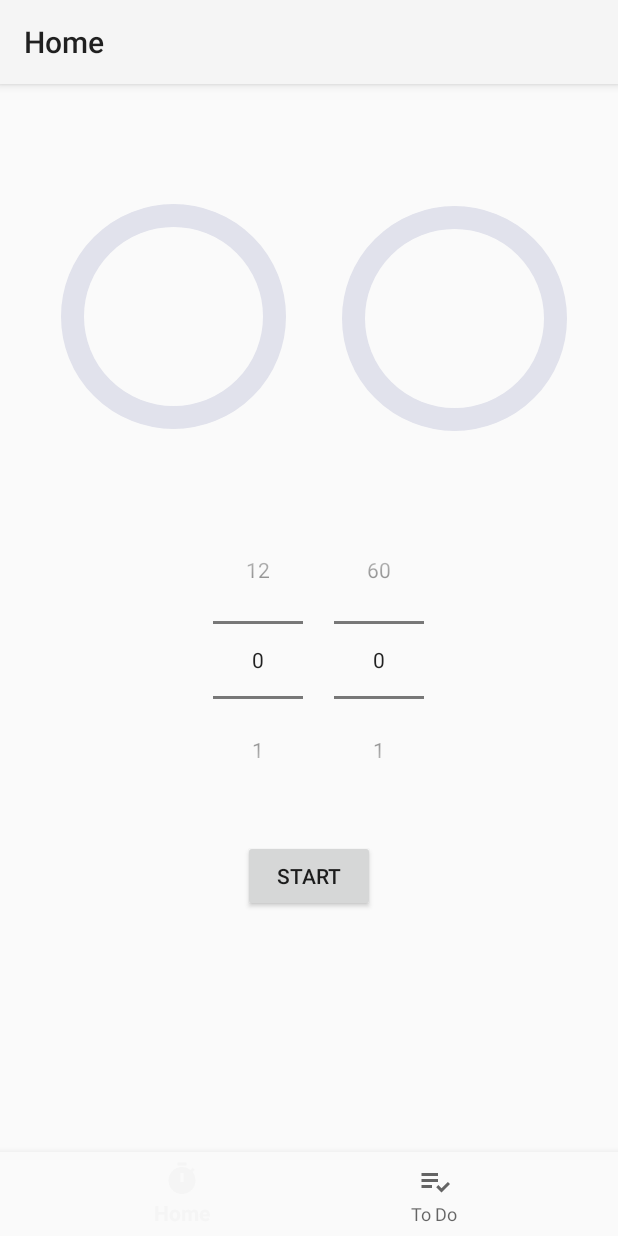
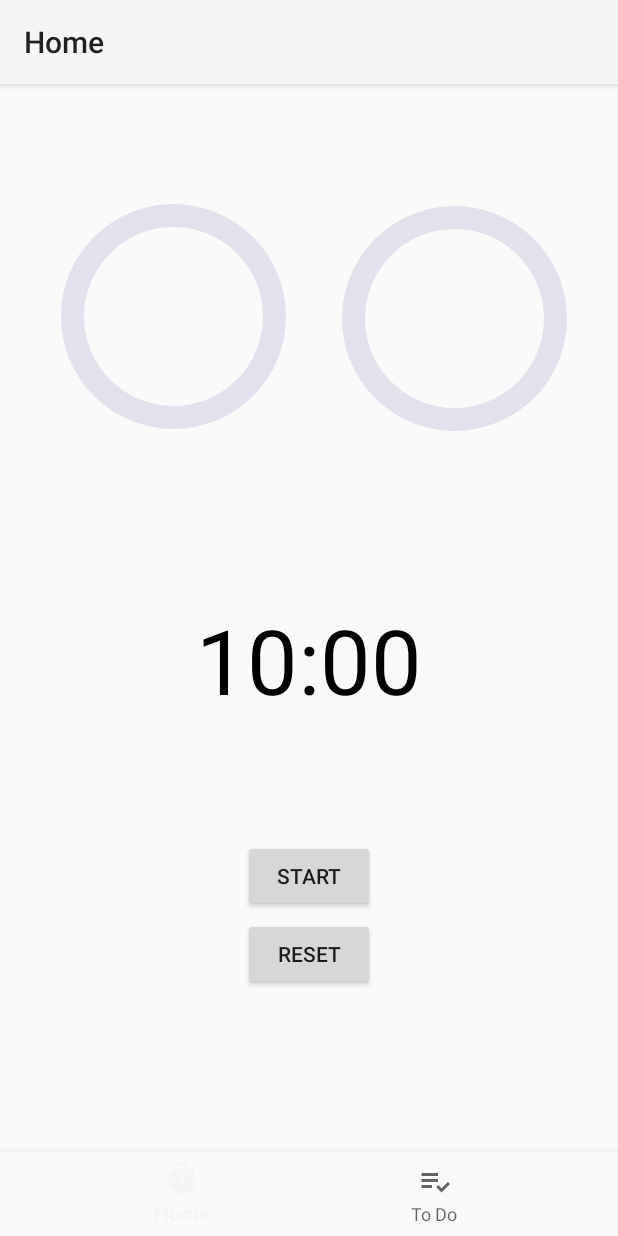
Before and after one commit to ls228/Study-App, an Android app: the screen it shows after launch (MainActivity), on a phone screen of 412 x 824 dp. Run offline under Robolectric (Android 15) with nearby library versions, the light colour scheme and no system bars; our stand-ins replace Room's generated code, navigation-ui.

Commit message:
fix(timer): pauseTimer stays when leaving the fragment
ref #8

```diff
--- a/app/src/main/java/de/hdmstuttgart/meinprojekt/ui/home/HomeFragment.java
+++ b/app/src/main/java/de/hdmstuttgart/meinprojekt/ui/home/HomeFragment.java
@@ -19,13 +19,11 @@ import androidx.annotation.NonNull;
 import androidx.fragment.app.Fragment;
 import androidx.lifecycle.LifecycleOwner;
 import androidx.lifecycle.LiveData;
-import androidx.lifecycle.Observer;
 import androidx.lifecycle.ViewModelProvider;
 
 import java.util.Locale;
 
 import de.hdmstuttgart.meinprojekt.R;
-import de.hdmstuttgart.meinprojekt.ui.todo.ToDoViewModel;
 
 public class HomeFragment extends Fragment {
 
@@ -44,8 +42,8 @@ public class HomeFragment extends Fragment {
     /**
      * select time
      */
-    private NumberPicker HourPicker;
-    private NumberPicker MinutePicker;
+    private NumberPicker hourPicker;
+    private NumberPicker minutePicker;
 
     private long hoursSet;
     private long minutesSet;
@@ -107,19 +105,19 @@ public class HomeFragment extends Fragment {
         bButtonReset = view.findViewById(R.id.button_reset);
         bButtonSetTime = view.findViewById(R.id.button_set_time);
 
-        HourPicker = view.findViewById(R.id.number_picker_h);
-        MinutePicker = view.findViewById(R.id.number_picker_min);
+        hourPicker = view.findViewById(R.id.number_picker_h);
+        minutePicker = view.findViewById(R.id.number_picker_min);
 
         mProgressBar = view.findViewById(R.id.progress_bar);
         mProgressBarToDo = view.findViewById(R.id.progress_bar_count_todo);
 
-        HourPicker.setMinValue(0);
-        HourPicker.setMaxValue(12);
-        HourPicker.setValue(0);
+        hourPicker.setMinValue(0);
+        hourPicker.setMaxValue(12);
+        hourPicker.setValue(0);
 
-        MinutePicker.setMinValue(0);
-        MinutePicker.setMaxValue(60);
-        MinutePicker.setValue(0);
+        minutePicker.setMinValue(0);
+        minutePicker.setMaxValue(60);
+        minutePicker.setValue(0);
 
 
         progressToDos();
@@ -127,7 +125,7 @@ public class HomeFragment extends Fragment {
         /**
          * set hours with number picker and calculate total time
          */
-        HourPicker.setOnValueChangedListener(new NumberPicker.OnValueChangeListener() {
+        hourPicker.setOnValueChangedListener(new NumberPicker.OnValueChangeListener() {
             @Override
             public void onValueChange(NumberPicker picker, int oldVal, int newVal) {
                 hoursSet = (long) newVal * 3600000;
@@ -143,7 +141,7 @@ public class HomeFragment extends Fragment {
         /**
          * set minutes with number picker and calculate total time
          */
-        MinutePicker.setOnValueChangedListener(new NumberPicker.OnValueChangeListener() {
+        minutePicker.setOnValueChangedListener(new NumberPicker.OnValueChangeListener() {
             @Override
             public void onValueChange(NumberPicker picker, int oldVal, int newVal) {
 
@@ -242,8 +240,8 @@ public class HomeFragment extends Fragment {
     private void resetTimer() {
         mTimeLeftInMillis = 0;
         mTimerRunning = false;
-        HourPicker.setValue(0);
-        MinutePicker.setValue(0);
+        hourPicker.setValue(0);
+        minutePicker.setValue(0);
         updateCountDownText();
         updateWatchInterface();
     }
@@ -271,14 +269,14 @@ public class HomeFragment extends Fragment {
     private void updateWatchInterface() {
         if (mTimerRunning) {
             bButtonStartPause.setText("Pause");
-            HourPicker.setVisibility(View.INVISIBLE);
-            MinutePicker.setVisibility(View.INVISIBLE);
+            hourPicker.setVisibility(View.INVISIBLE);
+            minutePicker.setVisibility(View.INVISIBLE);
             bButtonReset.setVisibility(View.INVISIBLE);
             mCountDownText.setVisibility(View.VISIBLE);
         } else {
             bButtonStartPause.setText("Start");
-            HourPicker.setVisibility(View.VISIBLE);
-            MinutePicker.setVisibility(View.VISIBLE);
+            hourPicker.setVisibility(View.VISIBLE);
+            minutePicker.setVisibility(View.VISIBLE);
             mCountDownText.setVisibility(View.INVISIBLE);
             bButtonStartPause.setVisibility(View.VISIBLE);
             bButtonReset.setVisibility(View.INVISIBLE);
@@ -298,8 +296,8 @@ public class HomeFragment extends Fragment {
         bButtonSetTime.setVisibility(View.VISIBLE);
         bButtonStartPause.setVisibility(View.INVISIBLE);
         bButtonReset.setVisibility(View.INVISIBLE);
-        HourPicker.setVisibility(View.INVISIBLE);
-        MinutePicker.setVisibility(View.INVISIBLE);
+        hourPicker.setVisibility(View.INVISIBLE);
+        minutePicker.setVisibility(View.INVISIBLE);
     }
 
 
@@ -330,7 +328,7 @@ public class HomeFragment extends Fragment {
 
     /**
      * this method is called when the app is opened; it retrieves the saved state of the timer,
-     * if the imer was running when the app was last used it calculates the remaining time and
+     * if the timer was running when the app was last used it calculates the remaining time and
      * starts the timer again so that it continues counting down,
      * it is responsible for restoring the state of the CountDownTimer
      */
@@ -349,7 +347,16 @@ public class HomeFragment extends Fragment {
         mProgressBar.setProgress(progress);
 
         updateCountDownText();
-        updateWatchInterface();
+
+        if(!mTimerRunning && mTimeLeftInMillis > 0){
+            updateWatchInterfacePause();
+            mCountDownText.setVisibility(View.VISIBLE);
+            minutePicker.setVisibility(View.INVISIBLE);
+            hourPicker.setVisibility(View.INVISIBLE);
+        }else {
+            updateWatchInterface();
+        }
+
 
         if (mTimerRunning) {
             mEndTime = prefs.getLong("endTime", 0);
@@ -364,6 +371,6 @@ public class HomeFragment extends Fragment {
                 startTimer();
             }
         }
+
     }
-
 }
```
